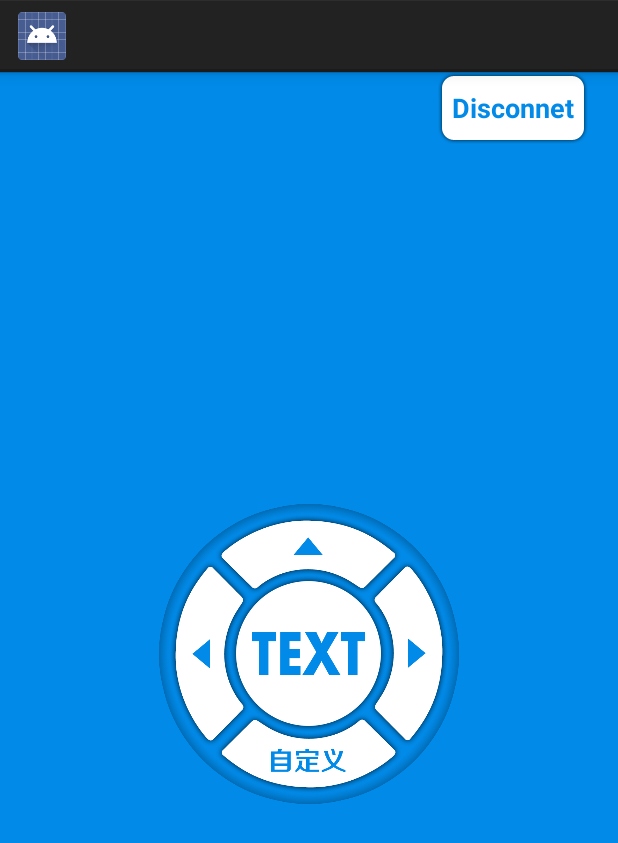
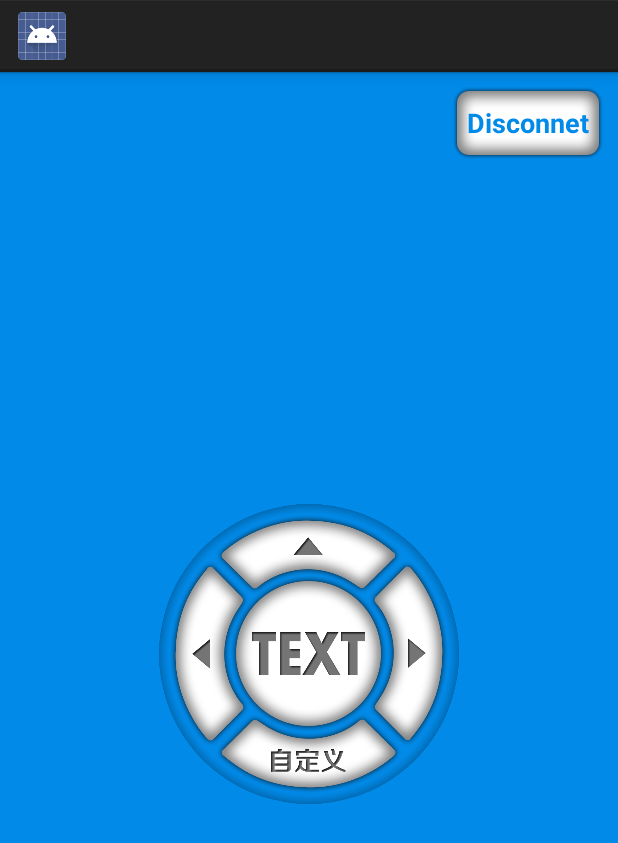
Before and after one commit to chzu131/BlueMatrix, an Android app: the MainMenuActivity screen opened directly, with no data from a screen before it, on a phone screen of 412 x 824 dp. Shown: the top 843 px of the screen. Run offline under Robolectric (Android 15) with nearby library versions, the light colour scheme and no system bars; 3 statements that could not run were skipped.

Commit message:
1.增加方向控制界面disable时的状态 2.进入方向控制界面，如果蓝牙还没连接上，按键设置为disable状态

```diff
--- a/Chat/Chat/src/main/java/com/BlueMatrix/Activity/MainMenuActivity.java
+++ b/Chat/Chat/src/main/java/com/BlueMatrix/Activity/MainMenuActivity.java
@@ -49,6 +49,7 @@ public class MainMenuActivity extends Activity implements View.OnClickListener {
         menuLeft = findViewById(R.id.menu_left);
         menuLeft.setOnClickListener(this);
 
+
         menuRight = findViewById(R.id.menu_right);
         menuRight.setOnClickListener(this);
 
@@ -60,6 +61,13 @@ public class MainMenuActivity extends Activity implements View.OnClickListener {
 
         mDisconnetButton = findViewById(R.id.disconnet_button);
         mDisconnetButton.setOnClickListener(this);
+
+        menuLeft.setEnabled(false);
+        menuUp.setEnabled(false);
+        menuRight.setEnabled(false);
+        menuCenter.setEnabled(false);
+        menuDown.setEnabled(false);
+        mDisconnetButton.setEnabled(false);
 
         initBlueServiec();
 
@@ -176,6 +184,15 @@ public class MainMenuActivity extends Activity implements View.OnClickListener {
                 startActivity(intent2);
                 //finish();
             }
+            else if (RBLService.ACTION_GATT_CONNECTED.equals(action))
+            {
+                menuLeft.setEnabled(true);
+                menuUp.setEnabled(true);
+                menuRight.setEnabled(true);
+                menuCenter.setEnabled(true);
+                menuDown.setEnabled(true);
+                mDisconnetButton.setEnabled(true);
+            }
             else if (RBLService.ACTION_GATT_SERVICES_DISCOVERED.equals(action))
             {
                 getGattService(mBluetoothLeService.getSupportedGattService());
--- a/Chat/Chat/src/main/res/drawable/button_selector.xml
+++ b/Chat/Chat/src/main/res/drawable/button_selector.xml
@@ -1,5 +1,17 @@
 <?xml version="1.0" encoding="utf-8"?>
 <selector xmlns:android="http://schemas.android.com/apk/res/android">
-    <item android:drawable="@drawable/button_bg_pressed" android:state_pressed="true" />
-    <item android:drawable="@drawable/button_bg" android:state_pressed="false" />
+    <item android:drawable="@drawable/button_bg_pressed"
+        android:state_enabled="true"
+        android:state_pressed="true"
+        />
+
+    <item android:drawable="@drawable/button_bg"
+        android:state_enabled="true"
+        android:state_pressed="false"
+        />
+
+    <item android:drawable="@drawable/button_bg_disable"
+
+        android:state_enabled="false"
+        android:state_pressed="false"/>
 </selector>
--- a/Chat/Chat/src/main/res/drawable/menu_center_selector.xml
+++ b/Chat/Chat/src/main/res/drawable/menu_center_selector.xml
@@ -1,5 +1,14 @@
 <?xml version="1.0" encoding="utf-8"?>
 <selector xmlns:android="http://schemas.android.com/apk/res/android">
-    <item android:drawable="@drawable/menu_center_pressed" android:state_pressed="true" />
-    <item android:drawable="@drawable/menu_center" android:state_pressed="false" />
+    <item android:drawable="@drawable/menu_center_pressed"
+        android:state_pressed="true"
+        android:state_enabled="true"/>
+
+    <item android:drawable="@drawable/menu_center"
+        android:state_pressed="false"
+        android:state_enabled="true"/>
+
+    <item android:drawable="@drawable/menu_center_disable"
+        android:state_enabled="false"
+        android:state_pressed="false"/>
 </selector>
--- a/Chat/Chat/src/main/res/drawable/menu_down_selector.xml
+++ b/Chat/Chat/src/main/res/drawable/menu_down_selector.xml
@@ -1,5 +1,15 @@
 <?xml version="1.0" encoding="utf-8"?>
 <selector xmlns:android="http://schemas.android.com/apk/res/android">
-    <item android:drawable="@drawable/menu_down_pressed" android:state_pressed="true" />
-    <item android:drawable="@drawable/menu_down" android:state_pressed="false" />
+    <item android:drawable="@drawable/menu_down_pressed"
+        android:state_enabled="true"
+        android:state_pressed="true" />
+
+    <item android:drawable="@drawable/menu_down"
+        android:state_enabled="true"
+        android:state_pressed="false" />
+
+    <item android:drawable="@drawable/menu_down_disable"
+        android:state_enabled="false"
+        android:state_pressed="false"/>
+
 </selector>
--- a/Chat/Chat/src/main/res/drawable/menu_left_selector.xml
+++ b/Chat/Chat/src/main/res/drawable/menu_left_selector.xml
@@ -1,5 +1,15 @@
 <?xml version="1.0" encoding="utf-8"?>
 <selector xmlns:android="http://schemas.android.com/apk/res/android">
-    <item android:drawable="@drawable/menu_left_pressed" android:state_pressed="true" />
-    <item android:drawable="@drawable/menu_left" android:state_pressed="false" />
+    <item android:drawable="@drawable/menu_left_pressed"
+        android:state_enabled="true"
+        android:state_pressed="true" />
+
+    <item android:drawable="@drawable/menu_left"
+        android:state_enabled="true"
+        android:state_pressed="false" />
+
+    <item android:drawable="@drawable/menu_left_disenable"
+        android:state_enabled="false"
+        android:state_pressed="false"/>
+
 </selector>
--- a/Chat/Chat/src/main/res/drawable/menu_right_selector.xml
+++ b/Chat/Chat/src/main/res/drawable/menu_right_selector.xml
@@ -1,5 +1,14 @@
 <?xml version="1.0" encoding="utf-8"?>
 <selector xmlns:android="http://schemas.android.com/apk/res/android">
-    <item android:drawable="@drawable/menu_right_pressed" android:state_pressed="true" />
-    <item android:drawable="@drawable/menu_right" android:state_pressed="false" />
+    <item android:drawable="@drawable/menu_right_pressed"
+        android:state_enabled="true"
+        android:state_pressed="true" />
+
+    <item android:drawable="@drawable/menu_right"
+        android:state_enabled="true"
+        android:state_pressed="false" />
+
+    <item android:drawable="@drawable/menu_right_disable"
+        android:state_enabled="false"
+        android:state_pressed="false"/>
 </selector>
--- a/Chat/Chat/src/main/res/drawable/menu_up_selector.xml
+++ b/Chat/Chat/src/main/res/drawable/menu_up_selector.xml
@@ -1,5 +1,14 @@
 <?xml version="1.0" encoding="utf-8"?>
 <selector xmlns:android="http://schemas.android.com/apk/res/android">
-    <item android:drawable="@drawable/menu_up_pressed" android:state_pressed="true" />
-    <item android:drawable="@drawable/menu_up" android:state_pressed="false" />
+    <item android:drawable="@drawable/menu_up_pressed"
+        android:state_enabled="true"
+        android:state_pressed="true" />
+
+    <item android:drawable="@drawable/menu_up"
+        android:state_enabled="true"
+        android:state_pressed="false" />
+
+    <item android:drawable="@drawable/menu_up_disable"
+        android:state_enabled="false"
+        android:state_pressed="false"/>
 </selector>
--- a/Chat/Chat/src/main/res/layout/main_menu_layout.xml
+++ b/Chat/Chat/src/main/res/layout/main_menu_layout.xml
@@ -7,7 +7,7 @@
     <FrameLayout
         android:layout_width="fill_parent"
         android:layout_height="wrap_content"
-        android:paddingRight="20dp">
+        android:layout_margin="10dp">
     <Button
         android:id="@+id/disconnet_button"
         android:layout_width="100dp"
```
Also changed, not shown: Chat/Chat/src/main/res/drawable-hdpi/button_bg_disable.9.png (added), Chat/Chat/src/main/res/drawable-hdpi/menu_center_disable.png (added), Chat/Chat/src/main/res/drawable-hdpi/menu_down_disable.png (added), Chat/Chat/src/main/res/drawable-hdpi/menu_left_disenable.png (added), Chat/Chat/src/main/res/drawable-hdpi/menu_right_disable.png (added), Chat/Chat/src/main/res/drawable-hdpi/menu_up_disable.png (added).
